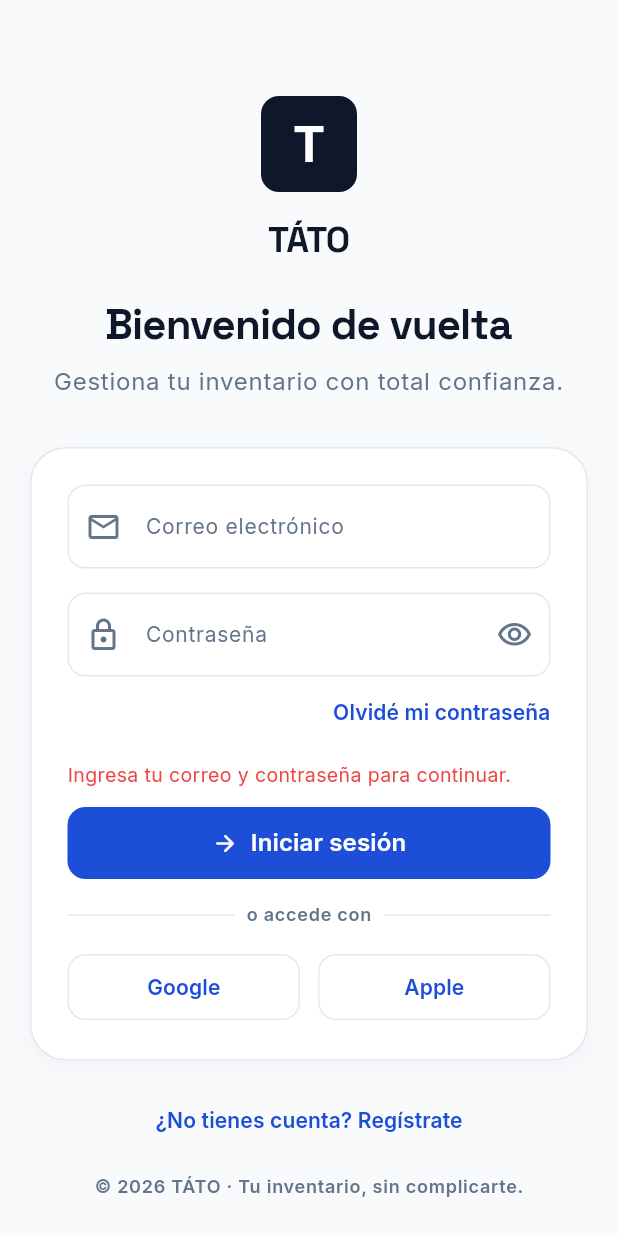
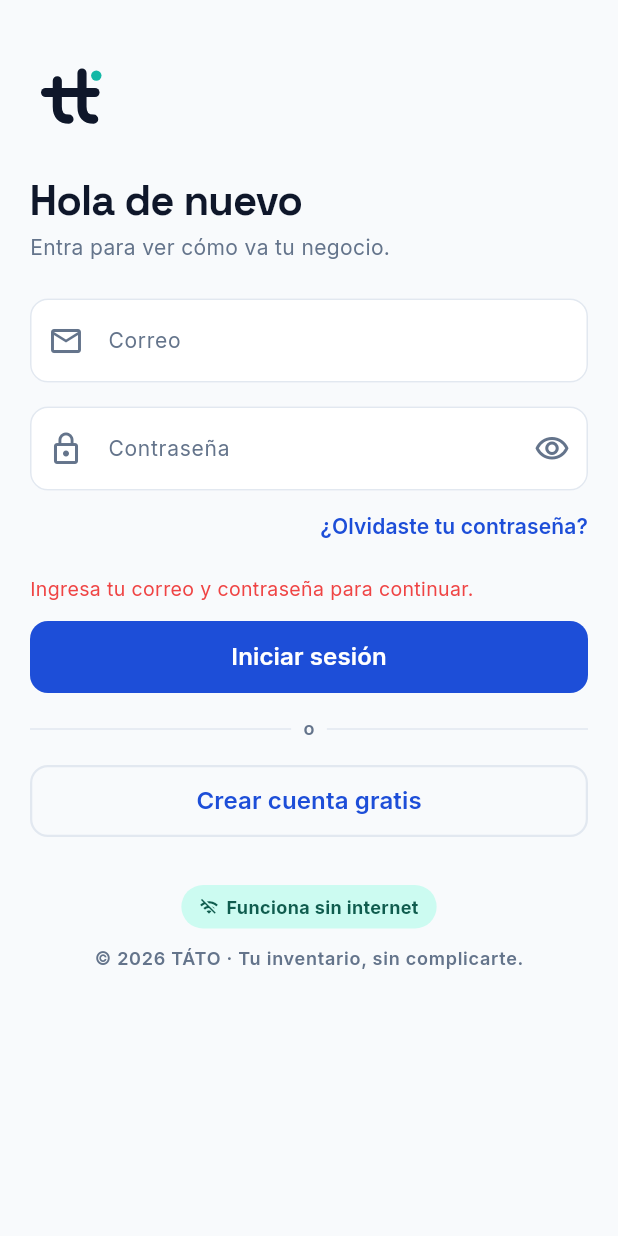
Before and after one commit to Tomjmp/tato_app, a Flutter app: the LoginScreen screen opened by its route, after a tap on "Iniciar sesión", on a phone screen of 412 x 824 dp. Run offline on Flutter 3.47's test engine with Material 3 defaults, Android fonts, the phone set to English and light mode, and no system bars; our stand-ins replace flutter_riverpod, go_router, google_fonts, supabase_flutter; accounts and stored records are empty.

Commit message:
feat(brand): monograma tt como widget y rediseño de splash y login

```diff
--- a/lib/features/auth/presentation/screens/login_screen.dart
+++ b/lib/features/auth/presentation/screens/login_screen.dart
@@ -4,6 +4,7 @@ import 'package:tato_app/core/constants/tato_constants.dart';
 import 'package:tato_app/core/errors/failures.dart';
 import 'package:tato_app/core/services/providers.dart';
 import 'package:tato_app/shared/widgets/custom_button.dart';
+import 'package:tato_app/shared/widgets/tato_logo.dart';
 
 class LoginScreen extends ConsumerStatefulWidget {
   const LoginScreen({super.key});
@@ -72,64 +73,31 @@ class _LoginScreenState extends ConsumerState<LoginScreen> {
         child: SingleChildScrollView(
           padding: const EdgeInsets.symmetric(
             horizontal: TatoSpacing.containerPadding,
-            vertical: TatoSpacing.xl,
-          ),
-          child: Column(
-            children: [
-              const SizedBox(height: TatoSpacing.xl),
-              Container(
-                width: 64,
-                height: 64,
-                decoration: BoxDecoration(
-                  color: TatoColors.logoInk,
-                  borderRadius: BorderRadius.circular(TatoSizes.radiusMd),
-                ),
-                child: const Center(
-                  child: Text(
-                    'T',
-                    style: TextStyle(
-                      color: Colors.white,
-                      fontSize: 32,
-                      fontWeight: FontWeight.bold,
-                    ),
-                  ),
-                ),
-              ),
-              const SizedBox(height: TatoSpacing.md),
-              Text('TÁTO', style: Theme.of(context).textTheme.headlineMedium),
-              const SizedBox(height: TatoSpacing.lg),
-              Text(
-                'Bienvenido de vuelta',
-                style: Theme.of(context).textTheme.headlineLarge,
-              ),
-              const SizedBox(height: TatoSpacing.xs),
-              Text(
-                'Gestiona tu inventario con total confianza.',
-                textAlign: TextAlign.center,
-                style: Theme.of(context).textTheme.bodyLarge?.copyWith(
-                      color: TatoColors.onSurfaceVariant,
-                    ),
-              ),
-              const SizedBox(height: TatoSpacing.xl),
-              Container(
-                width: double.infinity,
-                padding: const EdgeInsets.all(TatoSpacing.lg),
-                decoration: BoxDecoration(
-                  color: TatoColors.surface,
-                  borderRadius: BorderRadius.circular(TatoSizes.radiusXl),
-                  border: Border.all(color: TatoColors.border),
-                  boxShadow: TatoShadows.level1,
+            vertical: TatoSpacing.lg,
           ),
           child: Column(
             crossAxisAlignment: CrossAxisAlignment.start,
             children: [
+              const SizedBox(height: TatoSpacing.md),
+              const TatoLogo(size: 52),
+              const SizedBox(height: TatoSpacing.lg),
+              Text(
+                'Hola de nuevo',
+                style: Theme.of(context).textTheme.headlineLarge,
+              ),
+              const SizedBox(height: TatoSpacing.unit),
+              Text(
+                'Entra para ver cómo va tu negocio.',
+                style: Theme.of(context).textTheme.bodyMedium,
+              ),
+              const SizedBox(height: TatoSpacing.lg),
               TextField(
                 controller: _emailController,
                 keyboardType: TextInputType.emailAddress,
                 decoration: const InputDecoration(
-                        labelText: 'Correo electrónico',
-                        hintText: 'tu@negocio.com',
-                        prefixIcon: Icon(Icons.email_outlined),
+                  labelText: 'Correo',
+                  hintText: 'karla@negocio.do',
+                  prefixIcon: Icon(Icons.mail_outline),
                 ),
               ),
               const SizedBox(height: TatoSpacing.md),
@@ -139,7 +107,7 @@ class _LoginScreenState extends ConsumerState<LoginScreen> {
                 decoration: InputDecoration(
                   labelText: 'Contraseña',
                   hintText: '••••••••',
-                        prefixIcon: const Icon(Icons.lock_outlined),
+                  prefixIcon: const Icon(Icons.lock_outline),
                   suffixIcon: IconButton(
                     icon: Icon(_obscurePassword
                         ? Icons.visibility_outlined
@@ -157,7 +125,7 @@ class _LoginScreenState extends ConsumerState<LoginScreen> {
                     padding: EdgeInsets.zero,
                     minimumSize: const Size(0, 32),
                   ),
-                        child: const Text('Olvidé mi contraseña'),
+                  child: const Text('¿Olvidaste tu contraseña?'),
                 ),
               ),
               if (_error != null) ...[
@@ -170,7 +138,6 @@ class _LoginScreenState extends ConsumerState<LoginScreen> {
               const SizedBox(height: TatoSpacing.sm),
               CustomButton(
                 label: 'Iniciar sesión',
-                      icon: Icons.arrow_forward_rounded,
                 loading: _submitting,
                 onPressed: _submitting ? null : _submit,
               ),
@@ -179,57 +146,53 @@ class _LoginScreenState extends ConsumerState<LoginScreen> {
                 children: [
                   const Expanded(child: Divider()),
                   Padding(
-                          padding: const EdgeInsets.symmetric(horizontal: TatoSpacing.xs),
-                          child: Text('o accede con',
+                    padding:
+                        const EdgeInsets.symmetric(horizontal: TatoSpacing.xs),
+                    child: Text('o',
                         style: Theme.of(context).textTheme.labelMedium),
                   ),
                   const Expanded(child: Divider()),
                 ],
               ),
               const SizedBox(height: TatoSpacing.md),
-                    Row(
+              CustomButton(
+                label: 'Crear cuenta gratis',
+                variant: CustomButtonVariant.outline,
+                onPressed: _submitting ? null : _submit,
+              ),
+              const SizedBox(height: TatoSpacing.xl),
+              Center(
+                child: Container(
+                  padding:
+                      const EdgeInsets.symmetric(horizontal: 12, vertical: 6),
+                  decoration: BoxDecoration(
+                    color: TatoColors.mintTint,
+                    borderRadius: BorderRadius.circular(TatoSizes.radiusPill),
+                  ),
+                  child: const Row(
+                    mainAxisSize: MainAxisSize.min,
                     children: [
-                        Expanded(
-                          child: OutlinedButton(
-                            onPressed: () => _comingSoon('El acceso con Google'),
-                            style: OutlinedButton.styleFrom(
-                              padding: const EdgeInsets.symmetric(vertical: 12),
-                              side: const BorderSide(color: TatoColors.border),
-                              shape: RoundedRectangleBorder(
-                                borderRadius: BorderRadius.circular(TatoSizes.radiusMd),
-                              ),
-                            ),
-                            child: const Text('Google'),
-                          ),
-                        ),
-                        const SizedBox(width: TatoSpacing.sm),
-                        Expanded(
-                          child: OutlinedButton(
-                            onPressed: () => _comingSoon('El acceso con Apple'),
-                            style: OutlinedButton.styleFrom(
-                              padding: const EdgeInsets.symmetric(vertical: 12),
-                              side: const BorderSide(color: TatoColors.border),
-                              shape: RoundedRectangleBorder(
-                                borderRadius: BorderRadius.circular(TatoSizes.radiusMd),
-                              ),
-                            ),
-                            child: const Text('Apple'),
+                      Icon(Icons.wifi_off_outlined,
+                          size: 13, color: TatoColors.onMintTint),
+                      SizedBox(width: 5),
+                      Text(
+                        'Funciona sin internet',
+                        style: TextStyle(
+                          fontSize: 12,
+                          fontWeight: FontWeight.w700,
+                          color: TatoColors.onMintTint,
                         ),
                       ),
                     ],
                   ),
-                  ],
                 ),
               ),
-              const SizedBox(height: TatoSpacing.md),
-              TextButton(
-                onPressed: _submitting ? null : _submit,
-                child: const Text('¿No tienes cuenta? Regístrate'),
-              ),
               const SizedBox(height: TatoSpacing.sm),
-              Text(
+              Center(
+                child: Text(
                   '© 2026 TÁTO · Tu inventario, sin complicarte.',
                   style: Theme.of(context).textTheme.labelMedium,
+                ),
               ),
             ],
           ),
--- /dev/null
+++ b/lib/shared/widgets/tato_logo.dart
@@ -0,0 +1,79 @@
+import 'package:flutter/material.dart';
+import 'package:tato_app/core/constants/tato_constants.dart';
+
+/// Símbolo de TÁTO: monograma "tt" — las dos T del nombre unidas por una
+/// barra continua (el estante que sostiene el inventario) con el punto
+/// menta flotante ("TÁTO notó algo"). Fuente de verdad visual:
+/// design/brand/tato_mark.svg. Se pinta con canvas para que escale nítido
+/// sin assets ni paquetes extra.
+class TatoLogo extends StatelessWidget {
+  final double size;
+  final Color color;
+  final Color dotColor;
+
+  const TatoLogo({
+    super.key,
+    this.size = 64,
+    this.color = TatoColors.logoInk,
+    this.dotColor = TatoColors.secondary,
+  });
+
+  /// Variante para fondos azules u oscuros (splash, tarjetas de marca).
+  const TatoLogo.onDark({super.key, this.size = 64})
+      : color = Colors.white,
+        dotColor = const Color(0xFF2DD4BF);
+
+  @override
+  Widget build(BuildContext context) {
+    return SizedBox(
+      width: size,
+      height: size,
+      child: CustomPaint(
+        painter: _TatoMarkPainter(color: color, dotColor: dotColor),
+      ),
+    );
+  }
+}
+
+class _TatoMarkPainter extends CustomPainter {
+  final Color color;
+  final Color dotColor;
+
+  const _TatoMarkPainter({required this.color, required this.dotColor});
+
+  @override
+  void paint(Canvas canvas, Size size) {
+    // Geometría definida sobre una caja de 120x120 (igual que el SVG).
+    final s = size.width / 120;
+
+    final stroke = Paint()
+      ..color = color
+      ..style = PaintingStyle.stroke
+      ..strokeWidth = 14 * s
+      ..strokeCap = StrokeCap.round;
+
+    final t1 = Path()
+      ..moveTo(42 * s, 32 * s)
+      ..lineTo(42 * s, 72 * s)
+      ..quadraticBezierTo(42 * s, 91 * s, 60 * s, 91 * s);
+    canvas.drawPath(t1, stroke);
+
+    final t2 = Path()
+      ..moveTo(80 * s, 20 * s)
+      ..lineTo(80 * s, 72 * s)
+      ..quadraticBezierTo(80 * s, 91 * s, 98 * s, 91 * s);
+    canvas.drawPath(t2, stroke);
+
+    canvas.drawLine(Offset(24 * s, 50 * s), Offset(100 * s, 50 * s), stroke);
+
+    canvas.drawCircle(
+      Offset(102 * s, 24 * s),
+      8 * s,
+      Paint()..color = dotColor,
+    );
+  }
+
+  @override
+  bool shouldRepaint(_TatoMarkPainter oldDelegate) =>
+      oldDelegate.color != color || oldDelegate.dotColor != dotColor;
+}
```
Also changed, not shown: lib/features/onboarding/presentation/screens/splash_screen.dart (+73 -52 lines). Lines whose indentation alone changed are shown as unchanged.
